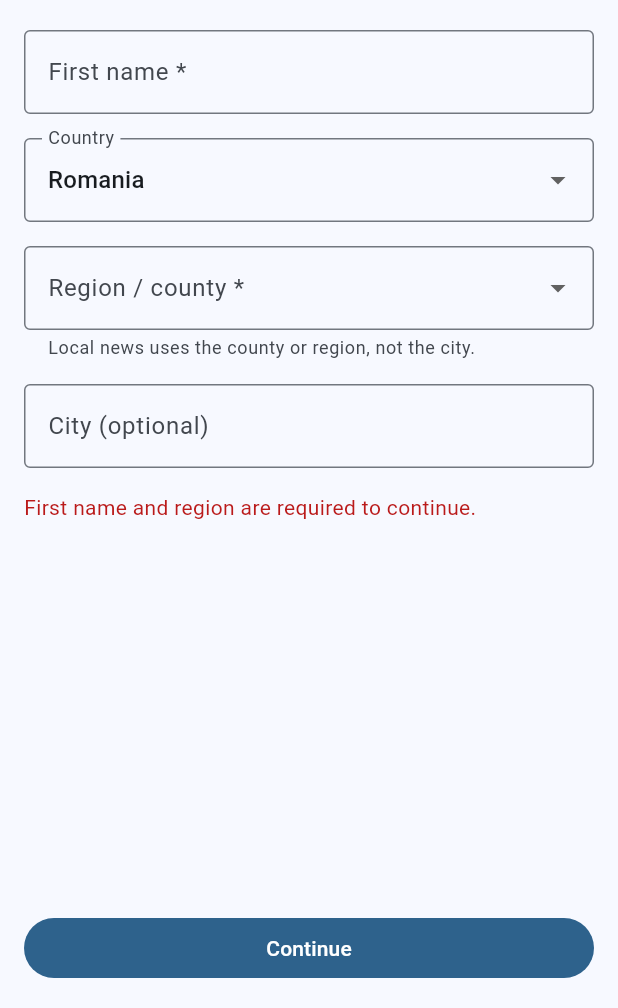
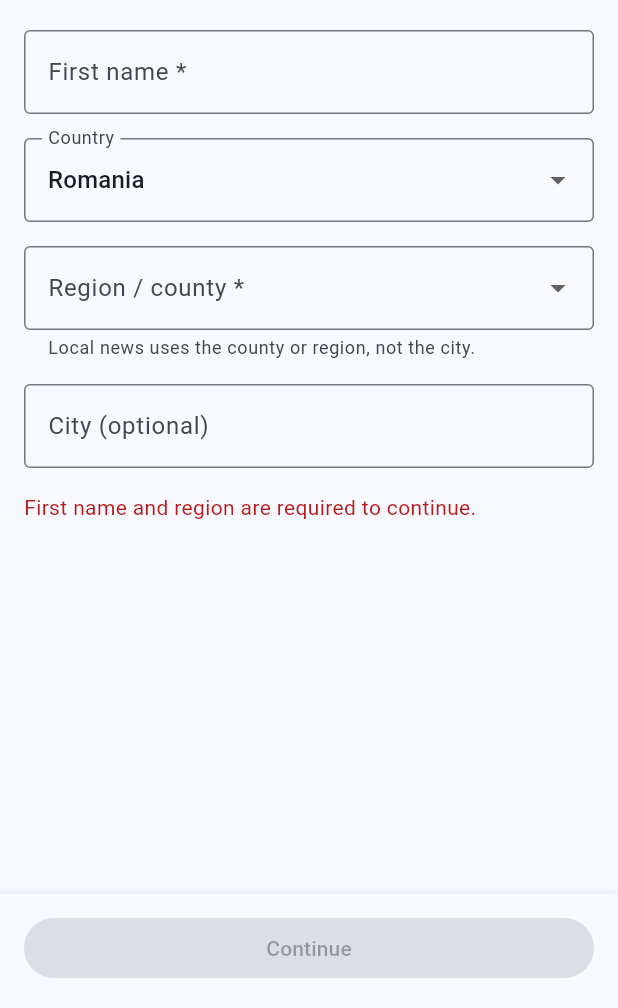
Before and after one commit to adrianonciu/openwave-app, a Flutter app: the screen it shows after launch, on a phone screen of 412 x 824 dp, the part 228-1236 px from its top. Run offline on Flutter 3.47's test engine with Material 3 defaults, Android fonts, the phone set to English and light mode, and no system bars; our stand-ins replace audioplayers, flutter_tts, shared_preferences; accounts and stored records are empty.

Commit message:
Add persistent onboarding continue button

```diff
--- a/flutter_app/lib/screens/personalization_flow_screen.dart
+++ b/flutter_app/lib/screens/personalization_flow_screen.dart
@@ -376,6 +376,7 @@ class _PersonalizationFlowScreenState extends State<PersonalizationFlowScreen> {
   @override
   Widget build(BuildContext context) {
     final isLastStep = _currentStep == 1;
+    final canContinue = _currentStep == 0 ? _isProfileValid : _isPreferencesValid;
 
     return Scaffold(
       appBar: AppBar(
@@ -388,8 +389,12 @@ class _PersonalizationFlowScreenState extends State<PersonalizationFlowScreen> {
             : _buildPreferencesStep(context),
       ),
       bottomNavigationBar: SafeArea(
+        top: false,
+        child: Material(
+          elevation: 8,
+          color: Theme.of(context).scaffoldBackgroundColor,
           child: Padding(
-          padding: const EdgeInsets.fromLTRB(16, 8, 16, 16),
+            padding: const EdgeInsets.fromLTRB(16, 12, 16, 16),
             child: Row(
               children: [
                 if (_currentStep > 0)
@@ -407,15 +412,11 @@ class _PersonalizationFlowScreenState extends State<PersonalizationFlowScreen> {
                   ),
                 if (_currentStep > 0) const SizedBox(width: 12),
                 Expanded(
-                child: FilledButton(
-                  onPressed: _isSaving
+                  child: ElevatedButton(
+                    onPressed: (_isSaving || !canContinue)
                         ? null
                         : () {
                             if (!isLastStep) {
-                            if (!_isProfileValid) {
-                              setState(() {});
-                              return;
-                            }
                               setState(() {
                                 _currentStep = 1;
                               });
@@ -431,6 +432,7 @@ class _PersonalizationFlowScreenState extends State<PersonalizationFlowScreen> {
                   ),
                 ),
               ],
+            ),
           ),
         ),
       ),
```
Lines whose indentation alone changed are shown as unchanged.
